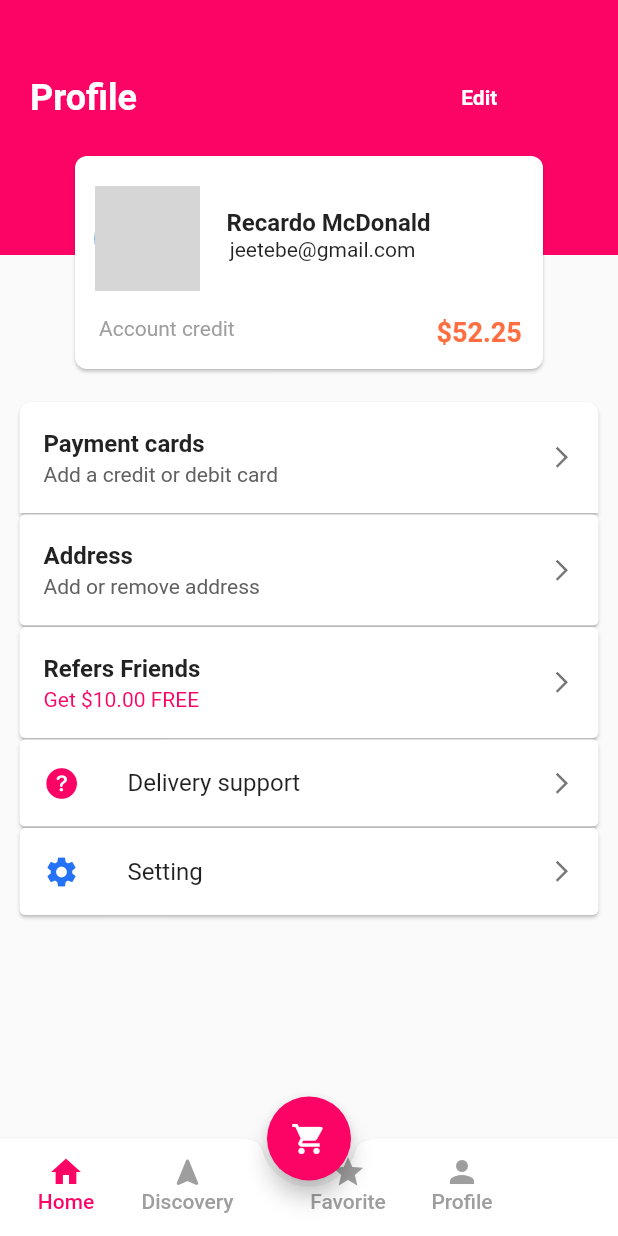
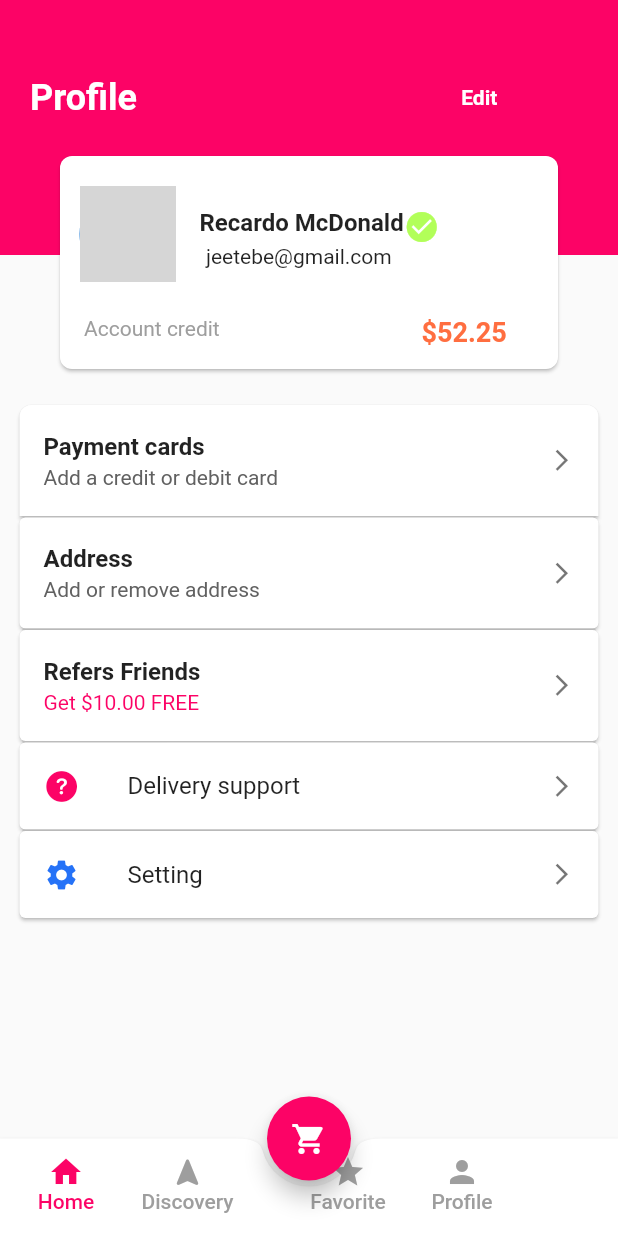
Before and after one commit to ShashiKha9/taskmp, a Flutter app: the screen it shows after launch, on a phone screen of 412 x 824 dp. Run offline on Flutter 3.47's test engine with Material 2 defaults, Android fonts, the phone set to English and light mode, and no system bars; network calls fail; grey boxes are pictures that could not be loaded.

Commit message:
Profile page completed divider pending icon check added

```diff
--- a/lib/main.dart
+++ b/lib/main.dart
@@ -7,6 +7,7 @@ import 'package:flutter/rendering.dart';
 
 void main() {
   runApp( MaterialApp(
+    debugShowCheckedModeBanner: false,
       home:Profile()));
 }
 class Profile extends StatefulWidget{
@@ -141,19 +142,20 @@ body:SingleChildScrollView(
                        top: 100.0,
                          child: Container(
                        height: 150,
-                       width: 320,
+                       width: 340,
                            child: Card(
                              shape: RoundedRectangleBorder(
                                borderRadius: BorderRadius.circular(8)
                              ),
-                             child: Stack(
+
+                                child: Stack(
                                children: [
                                 Positioned(
                                   left: 13.0,
                                top: 20.0,
                                child: CircleAvatar(
 
-                                  radius: 35,
+                                  radius: 32,
                                   backgroundImage: NetworkImage("https://www.nicepng.com/png/detail/780-7805650_generic-user-image-male-man-cartoon-no-eyes.png"),
                                 )
                                 ),
@@ -162,8 +164,14 @@ body:SingleChildScrollView(
                                      top: 35,
                                      child: Column(
                                        children: [
-                                         Text("  Recardo McDonald",style: TextStyle(fontWeight: FontWeight.w600,fontSize: 16),),
-                                         Text("jeetebe@gmail.com",style: TextStyle(fontSize: 14),),
+                                         Wrap(
+                                           children: [
+                                             Text("Recardo McDonald",style: TextStyle(fontWeight: FontWeight.w600,fontSize: 16),),
+                                             Icon(Icons.check_circle,color: Colors.lightGreenAccent,)
+                                           ],
+                                         ),
+
+                                         Text("jeetebe@gmail.com        ",style: TextStyle(fontSize: 14),),
 
                                        ],
                                      ),
@@ -185,10 +193,23 @@ body:SingleChildScrollView(
 
                                ],
 
+
                              ),
 
 
-                           ),
+
+
+                         ),
+
+
+
+
+
+
+
+
+
+
 
                      )),
 
@@ -215,7 +236,7 @@ body:SingleChildScrollView(
                   ),
 
                           SizedBox(
-                            height: 18,
+                            height: 20,
                           ),
                           Positioned(
                     bottom: 0,
```
